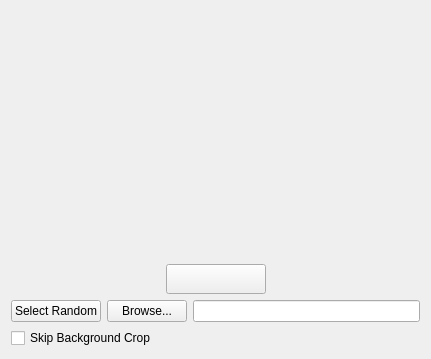
This is ImageWizard/filechooser.ui in coltoncandy/Image-Generator-Wizard as Qt 5 draws it before an edit. The edited form follows.
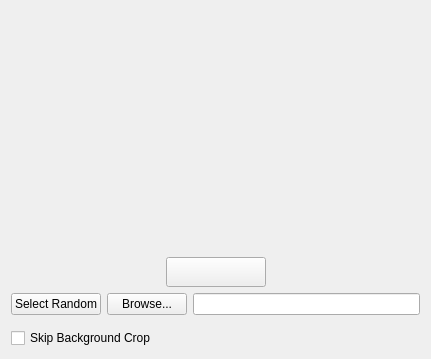
This is the edited form.

Commit message: Updated styling spacing and sizing

```diff
--- a/ImageWizard/filechooser.ui
+++ b/ImageWizard/filechooser.ui
@@ -166,7 +166,20 @@
      </item>
     </layout>
    </item>
-   <item alignment="Qt::AlignLeft">
+   <item>
+    <spacer name="horizontalSpacer_3">
+     <property name="orientation">
+      <enum>Qt::Horizontal</enum>
+     </property>
+     <property name="sizeHint" stdset="0">
+      <size>
+       <width>40</width>
+       <height>7</height>
+      </size>
+     </property>
+    </spacer>
+   </item>
+   <item>
     <widget class="QCheckBox" name="checkBox">
      <property name="text">
       <string>Skip Background Crop</string>
```
The commit also changes 2 other files.
